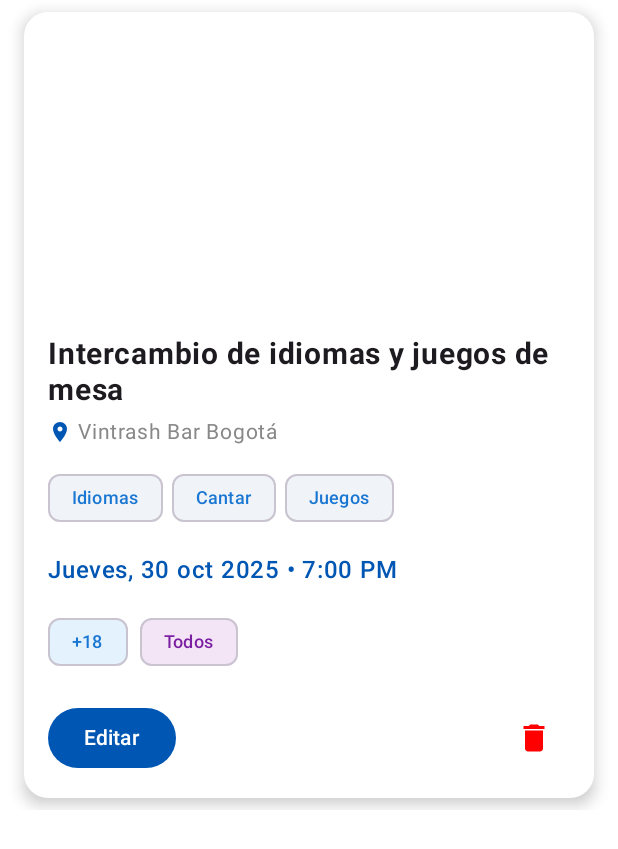
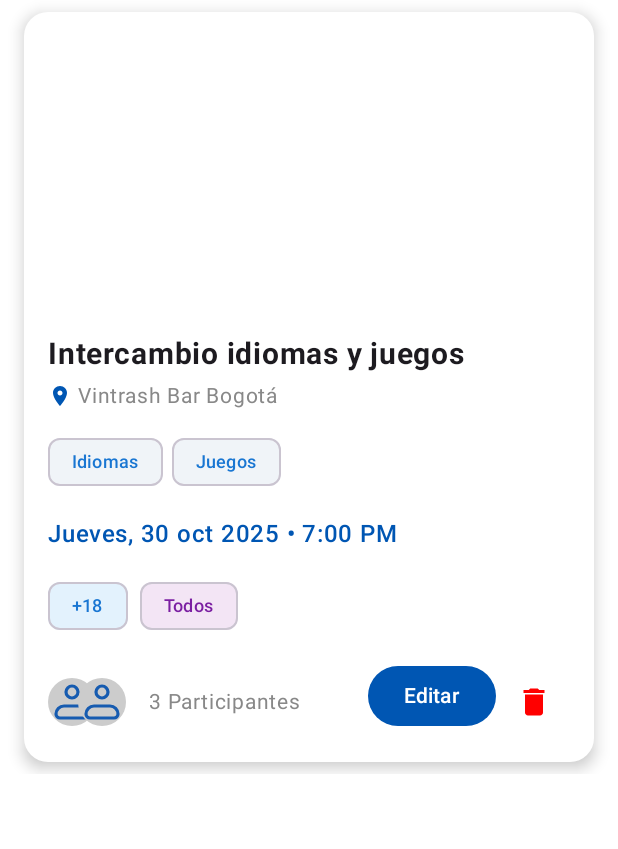
Before and after one commit to Jonat996/crew-up, an Android app built with Jetpack Compose: the @Preview function PlanCardCreatorPreview, on a phone screen of 412 x 824 dp. Shown: the top 849 px of the screen. Run offline under Robolectric (Android 15) with nearby library versions, the phone set to English and light mode, and no system bars; pictures from the network do not load.

Commit message:
Se arregla el componente y se agrega una nueva forma de renderizar el plan segun el usuario

```diff
--- a/app/src/main/java/com/crewup/myapplication/ui/components/sections/plans/PlanCard.kt
+++ b/app/src/main/java/com/crewup/myapplication/ui/components/sections/plans/PlanCard.kt
@@ -10,6 +10,7 @@ import androidx.compose.foundation.shape.RoundedCornerShape
 import androidx.compose.material.icons.Icons
 import androidx.compose.material.icons.filled.ChatBubbleOutline
 import androidx.compose.material.icons.filled.Delete
+import androidx.compose.material.icons.filled.ExitToApp
 import androidx.compose.material.icons.filled.LocationOn
 import androidx.compose.material3.*
 import androidx.compose.runtime.Composable
@@ -31,7 +32,6 @@ import com.crewup.myapplication.R
 import com.crewup.myapplication.models.Plan
 import com.crewup.myapplication.models.PlanLocation
 import com.crewup.myapplication.models.PlanUser
-
 import com.google.firebase.Timestamp
 import java.text.SimpleDateFormat
 import java.util.*
@@ -42,11 +42,14 @@ fun PlanCard(
     currentUserUid: String,
     onPlanClick: (String) -> Unit,
     onJoinClick: (String) -> Unit,
+    onLeaveClick: (String) -> Unit,
+    onChatClick: (String) -> Unit,
     onEditClick: (String) -> Unit,
     onDeleteClick: (String) -> Unit,
     modifier: Modifier = Modifier
 ) {
     val isCreator = plan.createdBy?.uid == currentUserUid
+    val isJoined = plan.participants.any { it.uid == currentUserUid }
 
     Card(
         modifier = modifier
@@ -58,7 +61,7 @@ fun PlanCard(
         colors = CardDefaults.cardColors(containerColor = Color.White)
     ) {
         Column {
-            // === IMAGEN DEL PLAN ===
+            // IMAGEN
             AsyncImage(
                 model = ImageRequest.Builder(LocalContext.current)
                     .data(plan.imageUrl)
@@ -75,7 +78,7 @@ fun PlanCard(
             )
 
             Column(modifier = Modifier.padding(16.dp)) {
-                // === TÍTULO ===
+                // TÍTULO
                 Text(
                     text = plan.title,
                     fontSize = 20.sp,
@@ -86,7 +89,7 @@ fun PlanCard(
 
                 Spacer(Modifier.height(4.dp))
 
-                // === UBICACIÓN ===
+                // UBICACIÓN
                 Row(verticalAlignment = Alignment.CenterVertically) {
                     Icon(
                         Icons.Default.LocationOn,
@@ -101,18 +104,18 @@ fun PlanCard(
                         color = Color.Gray,
                         maxLines = 1,
                         overflow = TextOverflow.Ellipsis,
-                        modifier = Modifier.weight(1f)
+                        modifier = Modifier.weight(1f) // CORRECTO
                     )
                 }
 
                 Spacer(Modifier.height(8.dp))
 
-                // === TAGS ===
+                // TAGS
                 TagsRow(tags = plan.tags)
 
                 Spacer(Modifier.height(12.dp))
 
-                // === FECHA Y HORA ===
+                // FECHA Y HORA
                 Text(
                     text = plan.getFormattedDateTime(),
                     fontSize = 16.sp,
@@ -122,33 +125,126 @@ fun PlanCard(
 
                 Spacer(Modifier.height(12.dp))
 
-                // === FILTROS: EDAD + GÉNERO ===
-                FiltersRow(
-                    minAge = plan.minAge,
-                    maxAge = plan.maxAge,
-                    gender = plan.gender
-                )
+                // FILTROS
+                FiltersRow(minAge = plan.minAge, maxAge = plan.maxAge, gender = plan.gender)
 
                 Spacer(Modifier.height(16.dp))
 
-                // === ACCIONES: CREADOR O PARTICIPANTE ===
-                if (isCreator) {
-                    CreatorActionsRow(
-                        onEditClick = { onEditClick(plan.id) },
-                        onDeleteClick = { onDeleteClick(plan.id) }
-                    )
-                } else {
-                    ParticipantActionsRow(
-                        participants = plan.participants,
-                        onJoinClick = { onJoinClick(plan.id) }
-                    )
+                // PARTICIPANTES + ACCIONES
+                ParticipantsAndActionsRow(
+                    participants = plan.participants,
+                    isCreator = isCreator,
+                    isJoined = isJoined,
+                    onJoinClick = { onJoinClick(plan.id) },
+                    onLeaveClick = { onLeaveClick(plan.id) },
+                    onChatClick = { onChatClick(plan.id) },
+                    onEditClick = { onEditClick(plan.id) },
+                    onDeleteClick = { onDeleteClick(plan.id) }
+                )
+            }
+        }
+    }
+}
+
+// === PARTICIPANTES + ACCIONES ===
+@Composable
+private fun ParticipantsAndActionsRow(
+    participants: List<PlanUser>,
+    isCreator: Boolean,
+    isJoined: Boolean,
+    onJoinClick: () -> Unit,
+    onLeaveClick: () -> Unit,
+    onChatClick: () -> Unit,
+    onEditClick: () -> Unit,
+    onDeleteClick: () -> Unit
+) {
+    Row(
+        modifier = Modifier.fillMaxWidth(),
+        horizontalArrangement = Arrangement.SpaceBetween,
+        verticalAlignment = Alignment.CenterVertically
+    ) {
+        ParticipantsAvatarRow(participants = participants)
+
+        Row {
+            when {
+                isCreator -> {
+                    Button(
+                        onClick = onEditClick,
+                        modifier = Modifier.height(40.dp),
+                        colors = ButtonDefaults.buttonColors(Color(0xFF0056B3)),
+                        shape = RoundedCornerShape(20.dp)
+                    ) {
+                        Text("Editar", fontSize = 14.sp, fontWeight = FontWeight.Medium)
+                    }
+                    Spacer(Modifier.width(1.dp))
+                    IconButton(onClick = onDeleteClick) {
+                        Icon(Icons.Default.Delete, "Eliminar", tint = Color.Red)
+                    }
+                }
+                isJoined -> {
+                    IconButton(onClick = onChatClick) {
+                        Icon(Icons.Default.ChatBubbleOutline, "Chat", tint = Color(0xFF0056B3))
+                    }
+                    OutlinedButton(
+                        onClick = onLeaveClick,
+                        modifier = Modifier.height(40.dp),
+                        colors = ButtonDefaults.outlinedButtonColors(contentColor = Color.Red),
+                        border = ButtonDefaults.outlinedButtonBorder.copy(width = 1.dp)
+                    ) {
+                        Icon(Icons.Default.ExitToApp, "Salir", tint = Color.Red, modifier = Modifier.size(18.dp))
+                        Spacer(Modifier.width(4.dp))
+                        Text("Salir", fontSize = 14.sp, color = Color.Red)
+                    }
+                }
+                else -> {
+                    Button(
+                        onClick = onJoinClick,
+                        modifier = Modifier.height(40.dp),
+                        colors = ButtonDefaults.buttonColors(Color(0xFF0056B3)),
+                        shape = RoundedCornerShape(20.dp)
+                    ) {
+                        Text("Unirme", fontSize = 14.sp, fontWeight = FontWeight.Medium)
+                    }
                 }
             }
         }
     }
 }
 
-// === EXTENSIÓN: FORMATEAR FECHA ===
+// === AVATARES + CONTADOR ===
+@Composable
+private fun ParticipantsAvatarRow(participants: List<PlanUser>) {
+    Row(
+        verticalAlignment = Alignment.CenterVertically,
+        modifier = Modifier
+            .padding(end = 12.dp)
+    ) {
+        participants.take(2).forEachIndexed { index, user ->
+            AsyncImage(
+                model = user.photoUrl.ifBlank { null },
+                contentDescription = null,
+                placeholder = painterResource(R.drawable.icon_profile),
+                error = painterResource(R.drawable.icon_profile),
+                modifier = Modifier
+                    .size(32.dp)
+                    .offset(x = -(index * 12).dp)
+                    .clip(CircleShape)
+                    .background(Color.LightGray),
+                contentScale = ContentScale.Crop
+            )
+        }
+        Spacer(Modifier.width(3.dp))
+        Text(
+            text = "${participants.size} Participantes",
+            fontSize = 14.sp,
+            color = Color.Gray,
+            maxLines = 1,
+            overflow = TextOverflow.Ellipsis
+        )
+    }
+}
+
+// === FORMATEO DE FECHA ===
 fun Plan.getFormattedDateTime(): String {
     val date = this.date?.toDate() ?: return "Fecha no disponible"
     val dateFormat = SimpleDateFormat("EEEE, d MMM yyyy", Locale("es", "CO"))
@@ -162,11 +258,7 @@ fun Plan.getFormattedDateTime(): String {
 @Composable
 private fun TagsRow(tags: List<String>) {
     if (tags.isEmpty()) return
-
-    Row(
-        horizontalArrangement = Arrangement.spacedBy(6.dp),
-        modifier = Modifier.fillMaxWidth()
-    ) {
+    Row(horizontalArrangement = Arrangement.spacedBy(6.dp)) {
         tags.take(3).forEach { tag ->
             AssistChip(
                 onClick = { },
@@ -178,12 +270,7 @@ private fun TagsRow(tags: List<String>) {
             )
         }
         if (tags.size > 3) {
-            Text(
-                text = "+${tags.size - 3}",
-                fontSize = 12.sp,
-                color = Color.Gray,
-                modifier = Modifier.align(Alignment.CenterVertically)
-            )
+            Text("+${tags.size - 3}", fontSize = 12.sp, color = Color.Gray)
         }
     }
 }
@@ -191,10 +278,7 @@ private fun TagsRow(tags: List<String>) {
 // === FILTROS ===
 @Composable
 private fun FiltersRow(minAge: Int, maxAge: Int, gender: String) {
-    Row(
-        horizontalArrangement = Arrangement.spacedBy(8.dp),
-        verticalAlignment = Alignment.CenterVertically
-    ) {
+    Row(horizontalArrangement = Arrangement.spacedBy(8.dp)) {
         if (minAge > 0 && maxAge > 0) {
             FilterChip(
                 selected = false,
@@ -206,7 +290,6 @@ private fun FiltersRow(minAge: Int, maxAge: Int, gender: String) {
                 )
             )
         }
-
         FilterChip(
             selected = false,
             onClick = { },
@@ -219,113 +302,11 @@ private fun FiltersRow(minAge: Int, maxAge: Int, gender: String) {
     }
 }
 
-// === ACCIONES DEL CREADOR ===
-@Composable
-private fun CreatorActionsRow(
-    onEditClick: () -> Unit,
-    onDeleteClick: () -> Unit
-) {
-    Row(
-        modifier = Modifier.fillMaxWidth(),
-        horizontalArrangement = Arrangement.SpaceBetween,
-        verticalAlignment = Alignment.CenterVertically
-    ) {
-        Button(
-            onClick = onEditClick,
-            modifier = Modifier.height(40.dp),
-            colors = ButtonDefaults.buttonColors(
-                containerColor = Color(0xFF0056B3),
-                contentColor = Color.White
-            ),
-            shape = RoundedCornerShape(20.dp)
-        ) {
-            Text("Editar", fontSize = 14.sp, fontWeight = FontWeight.Medium)
-        }
+// ================================================
+// 3 PREVIEWS (TODOS CON PARTICIPANTES)
+// ================================================
 
-        IconButton(onClick = onDeleteClick) {
-            Icon(
-                Icons.Default.Delete,
-                contentDescription = "Eliminar plan",
-                tint = Color.Red
-            )
-        }
-    }
-}
-
-// === ACCIONES DEL PARTICIPANTE ===
-
-@Composable
-private fun ParticipantActionsRow(
-    participants: List<PlanUser>,
-    onJoinClick: () -> Unit
-) {
-    Row(
-        modifier = Modifier
-            .fillMaxWidth()
-            .padding(top = 8.dp),
-        horizontalArrangement = Arrangement.SpaceBetween,
-        verticalAlignment = Alignment.CenterVertically
-    ) {
-
-        Row(
-            verticalAlignment = Alignment.CenterVertically,
-            modifier = Modifier
-                .weight(0.5f)
-        ) {
-            participants.take(3).forEachIndexed { index, user ->
-                AsyncImage(
-                    model = user.photoUrl.ifBlank { null },
-                    contentDescription = null,
-                    placeholder = painterResource(R.drawable.icon_profile),
-                    error = painterResource(R.drawable.icon_profile),
-                    modifier = Modifier
-                        .size(32.dp)
-                        .offset(x = -(index * 12).dp)
-                        .clip(CircleShape)
-                        .background(Color.LightGray),
-                    contentScale = ContentScale.Crop
-                )
-            }
-            Spacer(Modifier.width(8.dp))
-            Text(
-                text = "${participants.size} Participantes",
-                fontSize = 14.sp,
-                color = Color.Gray,
-                maxLines = 1,
-                overflow = TextOverflow.Ellipsis
-            )
-        }
-
-        // --- DERECHA: Botones (Chat + Unirme) ---
-        Row(
-            horizontalArrangement = Arrangement.End,
-            verticalAlignment = Alignment.CenterVertically
-        ) {
-            IconButton(onClick = { /* Abrir chat */ }) {
-                Icon(
-                    Icons.Default.ChatBubbleOutline,
-                    contentDescription = "Chat",
-                    tint = Color(0xFF0056B3)
-                )
-            }
-
-            Button(
-                onClick = onJoinClick,
-                modifier = Modifier.height(40.dp),
-                colors = ButtonDefaults.buttonColors(
-                    containerColor = Color(0xFF0056B3),
-                    contentColor = Color.White
-                ),
-                shape = RoundedCornerShape(20.dp)
-            ) {
-                Text("Unirme", fontSize = 14.sp, fontWeight = FontWeight.Medium)
-            }
-        }
-    }
-}
-
-
-@Preview(name = "Creador del Plan", showBackground = true)
+@Preview(name = "1. Creador", showBackground = true)
 @Composable
 fun PlanCardCreatorPreview() {
     MaterialTheme {
@@ -334,59 +315,80 @@ fun PlanCardCreatorPreview() {
             currentUserUid = "user123",
             onPlanClick = {},
             onJoinClick = {},
+            onLeaveClick = {},
+            onChatClick = {},
             onEditClick = {},
             onDeleteClick = {}
         )
     }
 }
 
-@Preview(name = "Participante Externo", showBackground = true)
+@Preview(name = "2. No unido", showBackground = true)
 @Composable
-fun PlanCardParticipantPreview() {
+fun PlanCardNotJoinedPreview() {
     MaterialTheme {
         PlanCard(
-            plan = mockPlanParticipant,
+            plan = mockPlanNotJoined,
             currentUserUid = "otherUser456",
             onPlanClick = {},
             onJoinClick = {},
+            onLeaveClick = {},
+            onChatClick = {},
             onEditClick = {},
             onDeleteClick = {}
         )
     }
 }
 
-// === MOCK DATA PARA PREVIEW ===
+@Preview(name = "3. Ya unido", showBackground = true)
+@Composable
+fun PlanCardJoinedPreview() {
+    MaterialTheme {
+        PlanCard(
+            plan = mockPlanJoined,
+            currentUserUid = "participant789",
+            onPlanClick = {},
+            onJoinClick = {},
+            onLeaveClick = {},
+            onChatClick = {},
+            onEditClick = {},
+            onDeleteClick = {}
+        )
+    }
+}
+
+// === MOCK DATA ===
 private val mockPlanCreator = Plan(
-    id = "plan123",
-    title = "Intercambio de idiomas y juegos de mesa",
-    description = "Practica inglés sin presión, con charlas y juegos.",
+    id = "plan1",
+    title = "Intercambio idiomas y juegos",
     imageUrl = "https://example.com/plan.jpg",
     location = PlanLocation(name = "Vintrash Bar Bogotá"),
     date = Timestamp.now(),
     time = "7:00 PM",
-    tags = listOf("Idiomas", "Cantar", "Juegos"),
+    tags = listOf("Idiomas", "Juegos"),
     minAge = 18,
-    maxAge = 27,
     gender = "Todos",
-    createdBy = PlanUser(
-        uid = "user123",
-        name = "Sneider",
-        lastName = "Smith",
-        photoUrl = "",
-        city = "Bogotá"
-    ),
+    createdBy = PlanUser(uid = "user123", name = "Sneider"),
     participants = listOf(
-        PlanUser(uid = "user123", name = "Sneider", photoUrl = ""),
-        PlanUser(uid = "p1", name = "Ana", photoUrl = ""),
-        PlanUser(uid = "p2", name = "Luis", photoUrl = "")
+        PlanUser(uid = "user123", name = "Sneider"),
+        PlanUser(uid = "p1", name = "Ana"),
+        PlanUser(uid = "p2", name = "Luis")
     )
 )
 
-private val mockPlanParticipant = mockPlanCreator.copy(
-    createdBy = PlanUser(uid = "creator789", name = "Pedro", lastName = "Gómez"),
+private val mockPlanNotJoined = mockPlanCreator.copy(
+    createdBy = PlanUser(uid = "creator999", name = "Pedro"),
     participants = listOf(
-        PlanUser(uid = "creator789", name = "Pedro"),
-        PlanUser(uid = "p1", name = "Ana"),
+        PlanUser(uid = "creator999", name = "Pedro"),
+        PlanUser(uid = "p1", name = "Ana")
+    )
+)
+
+private val mockPlanJoined = mockPlanCreator.copy(
+    createdBy = PlanUser(uid = "creator999", name = "Pedro"),
+    participants = listOf(
+        PlanUser(uid = "creator999", name = "Pedro"),
+        PlanUser(uid = "participant789", name = "Ana"),
         PlanUser(uid = "p2", name = "Luis"),
         PlanUser(uid = "p3", name = "María")
     )
```
